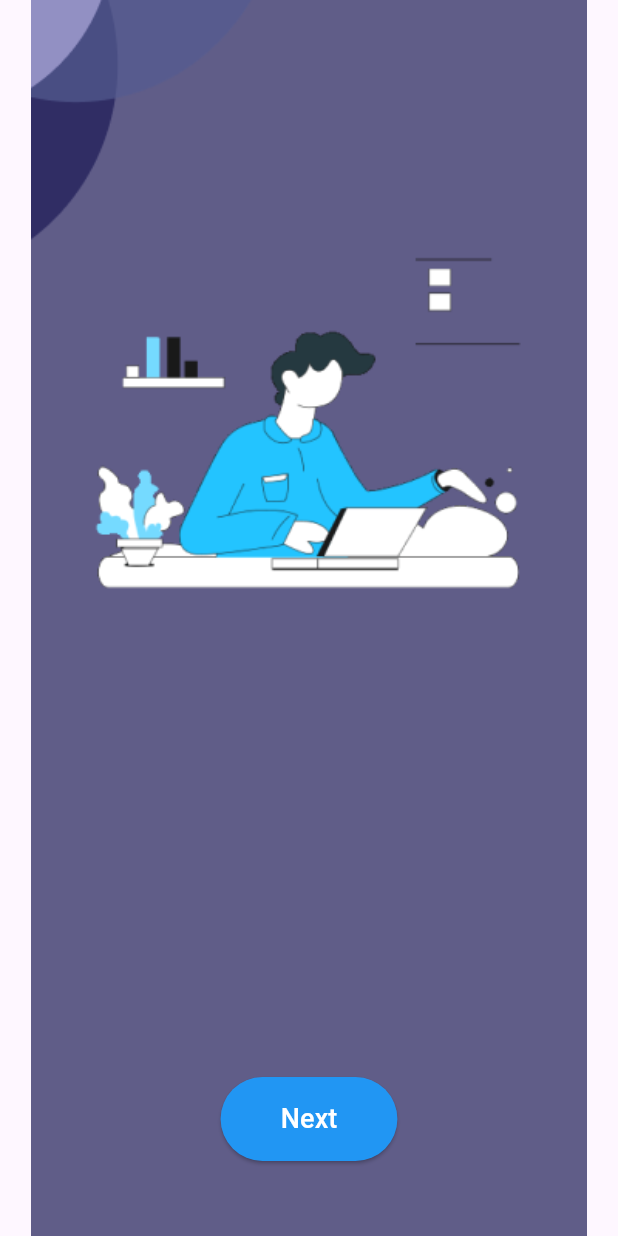
After one commit to TUSHAR-SINGH-JI/DoneZone-app, a Flutter app: the screen it shows after launch, on a phone screen of 412 x 824 dp. The commit adds this screen. Run offline on Flutter 3.47's test engine with Material 3 defaults, Android fonts, the phone set to English and light mode, and no system bars; our stand-ins replace flutter_slidable, hive_flutter; accounts and stored records are empty.

Commit message:
Updated project with latest changes

```diff
--- a/lib/main.dart
+++ b/lib/main.dart
@@ -1,6 +1,7 @@
 import 'package:flutter/material.dart';
 import 'package:hive_flutter/hive_flutter.dart';
 import 'package:papa/page/ToDoPage.dart';
+import 'package:papa/page/intro_page.dart';
 void main() async{
   await Hive.initFlutter();
   WidgetsFlutterBinding.ensureInitialized();
@@ -14,7 +15,11 @@ class MyApp extends StatelessWidget {
   Widget build(BuildContext context) {
     return MaterialApp(
       debugShowCheckedModeBanner: false,
-      home: Todopage(),
+      initialRoute: "/",
+      routes: {
+        '/': (context) => const IntroPage(), // Splash or intro screen
+        '/home': (context) => const Todopage(), // Main home screen
+      },
       theme: ThemeData(
         primarySwatch: Colors.yellow,
       ),
--- /dev/null
+++ b/lib/page/intro_page.dart
@@ -0,0 +1,53 @@
+import 'package:flutter/material.dart';
+
+class IntroPage extends StatelessWidget {
+  const IntroPage({super.key});
+
+  @override
+  Widget build(BuildContext context) {
+    return Scaffold(
+      body: Stack(
+        fit: StackFit.expand,
+        children: [
+          // Background Image
+        Image.asset(
+        "assets/screen1.png",
+        fit: BoxFit.fitHeight, // Ensures it stretches properly
+        errorBuilder: (context, error, stackTrace) {
+          return const Center(child: Text("Image not found!", style: TextStyle(color: Colors.red)));
+        },
+              ),
+
+          // Content
+          Column(
+            mainAxisAlignment: MainAxisAlignment.center,
+            children: [
+              const Spacer(),
+              // Next Button
+              Padding(
+                padding: const EdgeInsets.only(bottom: 50.0),
+                child: ElevatedButton(
+                  onPressed: () {
+                    Navigator.pushNamed(context, '/home'); // Navigate to ToDoPage
+                  },
+                  style: ElevatedButton.styleFrom(
+                    backgroundColor: Colors.blue,
+                    padding: const EdgeInsets.symmetric(
+                        horizontal: 40, vertical: 15),
+                    shape: RoundedRectangleBorder(
+                      borderRadius: BorderRadius.circular(30),
+                    ),
+                  ),
+                  child: const Text(
+                    'Next',
+                    style: TextStyle(color: Colors.white, fontSize: 18),
+                  ),
+                ),
+              ),
+            ],
+          ),
+        ],
+      ),
+    );
+  }
+}
```
Also changed, not shown: assets/screen1.png (added), 1 other file.
